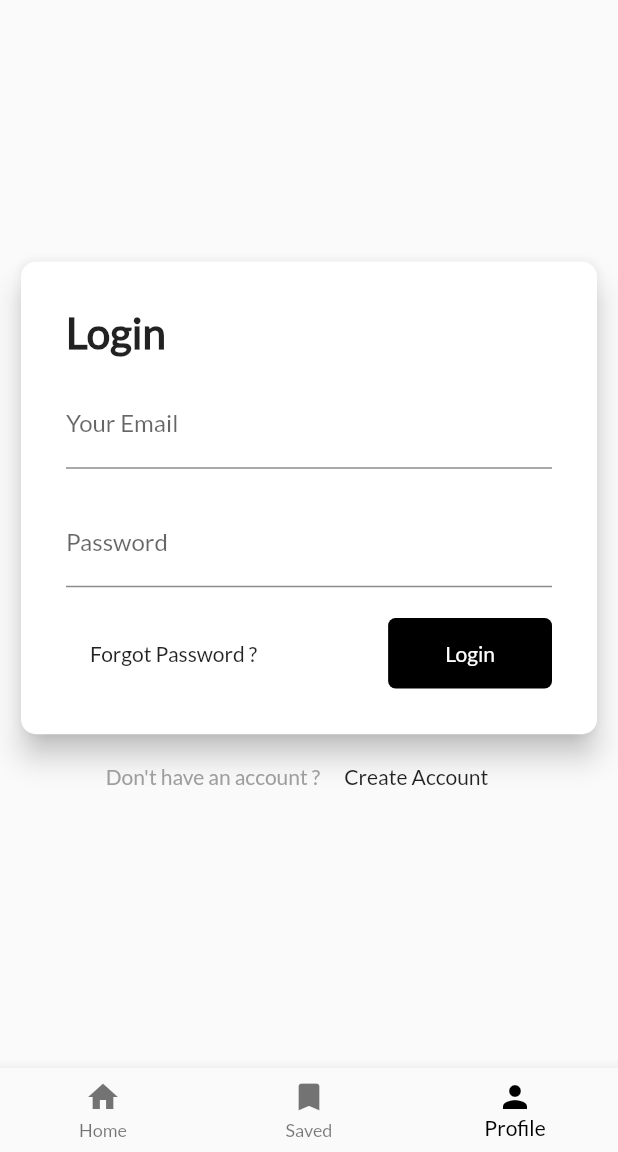
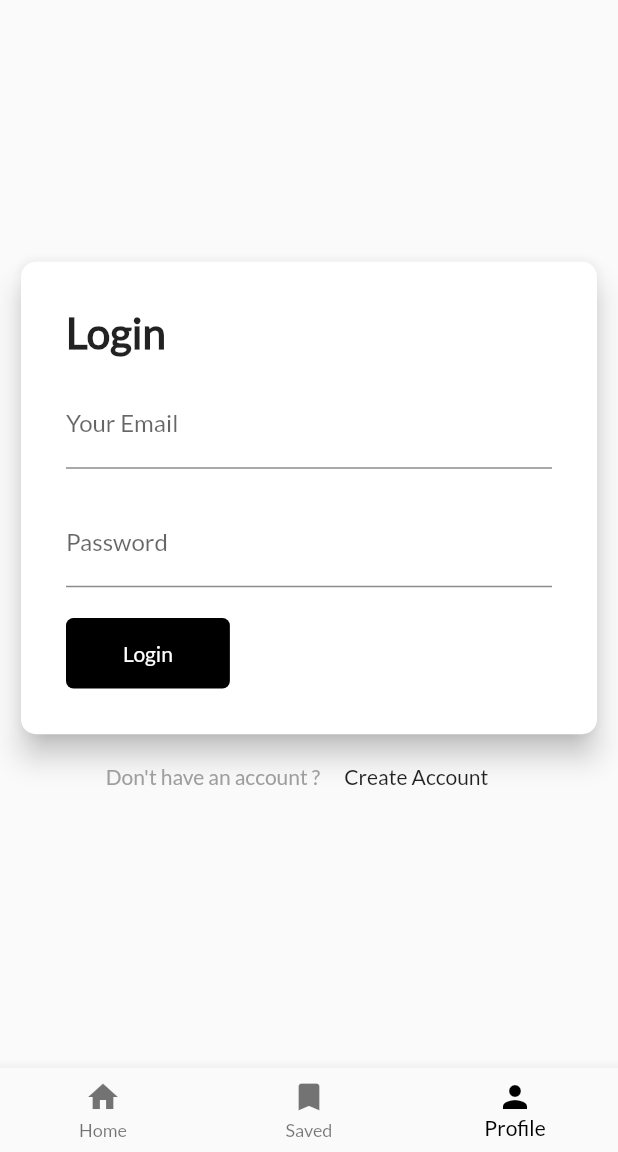
Before and after one commit to gopalkhasria/newsApp_flutter, a Flutter app: the screen it shows after launch, item 3 of the bottom bar chosen, on a phone screen of 412 x 824 dp, the part 84-1236 px from its top. Run offline on Flutter 3.47's test engine with Material 2 defaults, Android fonts, the phone set to English and light mode, and no system bars; our stand-ins replace flutter_speed_dial, share, webview_flutter; network calls fail.

```diff
--- a/lib/pages/Login.dart
+++ b/lib/pages/Login.dart
@@ -81,15 +81,8 @@ class Login extends StatelessWidget {
                     height: 20,
                   ),
                   Row(
-                    mainAxisAlignment: MainAxisAlignment.spaceEvenly,
+                    mainAxisAlignment: MainAxisAlignment.start,
                     children: <Widget>[
-                      MaterialButton(
-                        onPressed: () {},
-                        child: Text("Forgot Password ?"),
-                      ),
-                      Expanded(
-                        child: Container(),
-                      ),
                       FlatButton(
                         child: Text("Login"),
                         color: theme.getTheme() ? Colors.white : Colors.black,
```
